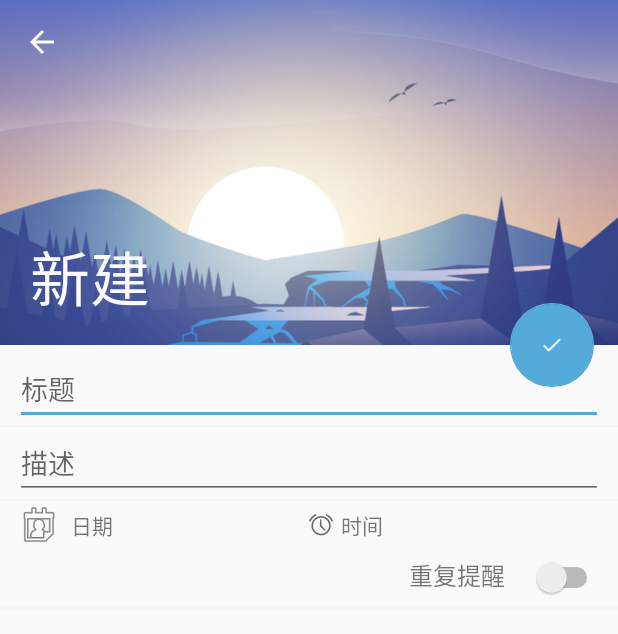
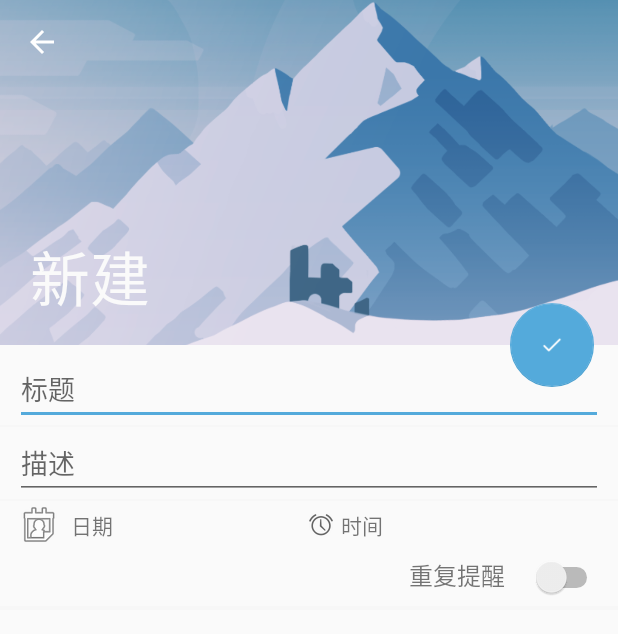
Before and after one commit to LeeLulin/ToDoList, an Android app: the NewTodoActivity screen opened directly, with no data from a screen before it, on a phone screen of 412 x 824 dp. Shown: the top 634 px of the screen. Run offline under Robolectric (Android 15) with nearby library versions, the phone set to English and light mode, and no system bars; our stand-ins replace CircleImageView; libraries missing offline, so code that uses them is left out: cn.bmob.v3; 1 statement that could not run was skipped.

Commit message:
重构关于（About）页面

```diff
--- a/app/build.gradle
+++ b/app/build.gradle
@@ -55,6 +55,9 @@ dependencies {
     implementation 'com.github.Andy671:Dachshund-Tab-Layout:v0.3.3'
     //进度条
     implementation 'com.github.ybq:Android-SpinKit:1.1.0'
+    //关于页面
+    implementation 'me.drakeet.support:about:2.1.1'
+    implementation 'me.drakeet.multitype:multitype:3.4.4'
 
 
 }
--- a/app/src/main/java/com/example/lulin/todolist/activity/MainActivity.java
+++ b/app/src/main/java/com/example/lulin/todolist/activity/MainActivity.java
@@ -271,9 +271,11 @@ public class MainActivity extends BasicActivity implements NavigationView.OnNavi
 
                 break;
 
-            case R.id.nav_help:
-                Intent intent1 = new Intent(MainActivity.this, HelpActivity.class);
+            case R.id.nav_about:
+
+                Intent intent1 = new Intent(MainActivity.this, AboutActivity.class);
                 startActivity(intent1);
+
                 break;
 
             case R.id.nav_setting:
--- a/app/src/main/java/com/example/lulin/todolist/activity/NewTodoActivity.java
+++ b/app/src/main/java/com/example/lulin/todolist/activity/NewTodoActivity.java
@@ -71,7 +71,8 @@ public class NewTodoActivity extends BasicActivity {
             R.drawable.img_4,
             R.drawable.img_5,
             R.drawable.img_6,
-            R.drawable.ic_img2};
+            R.drawable.img_7,
+            R.drawable.img_8};
     private int imgId;
     private static final String KEY_RINGTONE = "ring_tone";
     private Todos todos;
@@ -108,7 +109,7 @@ public class NewTodoActivity extends BasicActivity {
     private void initHeadImage(){
 
         Random random = new Random();
-        imgId = imageArray[random.nextInt(7)];
+        imgId = imageArray[random.nextInt(8)];
         new_bg.setImageDrawable(getApplicationContext().getResources().getDrawable(imgId));
 
     }
--- a/app/src/main/res/layout/content_help.xml
+++ b/app/src/main/res/layout/content_help.xml
@@ -4,9 +4,7 @@
     xmlns:tools="http://schemas.android.com/tools"
     android:layout_width="match_parent"
     android:layout_height="match_parent"
-    app:layout_behavior="@string/appbar_scrolling_view_behavior"
-    tools:context="com.example.lulin.todolist.activity.HelpActivity"
-    tools:showIn="@layout/activity_help">
+    app:layout_behavior="@string/appbar_scrolling_view_behavior">
     <LinearLayout
         android:layout_width="match_parent"
         android:layout_height="wrap_content"
--- a/app/src/main/res/menu/activity_main_drawer.xml
+++ b/app/src/main/res/menu/activity_main_drawer.xml
@@ -17,7 +17,7 @@
             android:icon="@drawable/ic_account_box_black_48dp"
             android:title="朋友" />
         <item
-            android:id="@+id/nav_help"
+            android:id="@+id/nav_about"
             android:icon="@drawable/ic_about"
             android:title="帮助" />
         <item
--- a/app/src/main/res/values-v21/styles.xml
+++ b/app/src/main/res/values-v21/styles.xml
@@ -82,4 +82,16 @@
         <item name="android:colorControlNormal">@color/half_black_2</item>
     </style>
 
+    <style name="AppTheme.About" parent="Theme.AppCompat.DayNight.NoActionBar">
+        <item name="colorPrimary">@color/colorPrimary</item>
+        <item name="colorPrimaryDark">@color/colorPrimaryDark</item>
+        <item name="colorAccent">@android:color/black</item>
+
+        <!--optional-->
+        <!--<item name="aboutPageHeaderBackground">reference|color</item>-->
+        <!--<item name="aboutPageHeaderContentScrim">reference|color</item>-->
+        <!--<item name="aboutPageHeaderTextColor">color</item>-->
+        <!--<item name="aboutPageNavigationIcon">reference</item>-->
+    </style>
+
 </resources>
--- a/app/src/main/res/values/styles.xml
+++ b/app/src/main/res/values/styles.xml
@@ -116,5 +116,17 @@
         <item name="android:windowExitAnimation">@anim/actionsheet_dialog_out</item>
     </style>
 
+    <style name="AppTheme.About" parent="Theme.AppCompat.DayNight.NoActionBar">
+        <item name="colorPrimary">@color/colorPrimary</item>
+        <item name="colorPrimaryDark">@color/colorPrimaryDark</item>
+        <item name="colorAccent">@android:color/black</item>
+
+        <!--optional-->
+        <!--<item name="aboutPageHeaderBackground">reference|color</item>-->
+        <!--<item name="aboutPageHeaderContentScrim">reference|color</item>-->
+        <!--<item name="aboutPageHeaderTextColor">@color/black</item>-->
+        <!--<item name="aboutPageNavigationIcon">reference</item>-->
+    </style>
+
 
 </resources>
```
Also changed, not shown: app/src/main/AndroidManifest.xml (+3 -5 lines), app/src/main/java/com/example/lulin/todolist/activity/AboutActivity.java (added, +39 -0 lines), app/src/main/java/com/example/lulin/todolist/activity/HelpActivity.java (deleted, +0 -60 lines), app/src/main/res/layout/activity_help.xml (deleted, +0 -38 lines), app/src/main/res/values/strings.xml (+7 -0 lines), app/src/main/res/drawable/ic_img2.png (deleted), app/src/main/res/drawable/img_7.png (added), app/src/main/res/drawable/img_8.png (added), app/src/main/res/drawable/team_logo.png (added).
